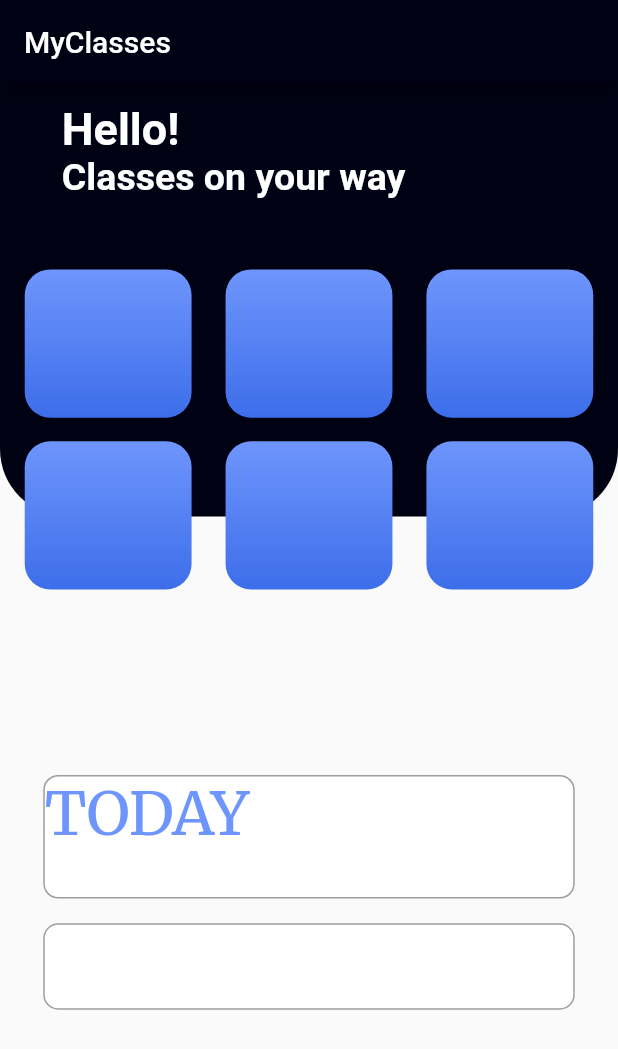
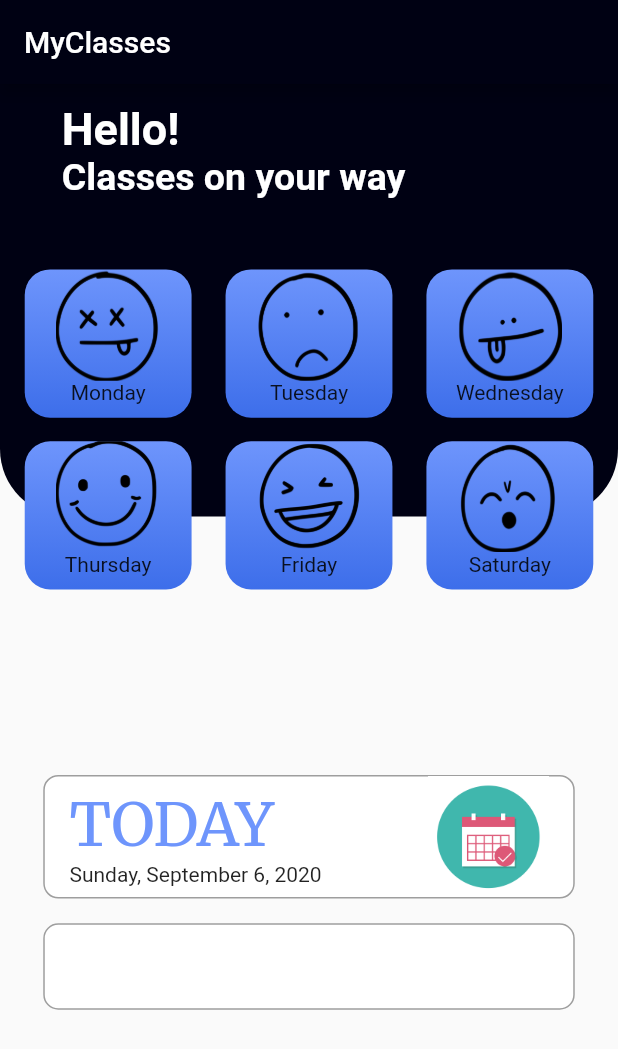
Before and after one commit to al-habibi-1107/routine_app-1, a Flutter app: the screen it shows after launch, on a phone screen of 412 x 824 dp. Shown: the top 1049 px of the screen. Run offline on Flutter 3.47's test engine with Material 2 defaults, Android fonts, the phone set to English and light mode, and no system bars; our stand-ins replace google_fonts; Roboto replaces fonts that are missing (Arvo, Gayathri).

Commit message:
Hompage Frontend - 3

```diff
--- a/lib/screens/homescreen.dart
+++ b/lib/screens/homescreen.dart
@@ -1,11 +1,14 @@
 import 'package:flutter/material.dart';
-
+import 'package:intl/intl.dart';
 import 'package:google_fonts/google_fonts.dart';
 
 import '../widgets/grid.dart';
 
 class HomeScreen extends StatelessWidget {
-  List<List<Object>> weekDays = [
+  final todayDate= DateFormat.yMMMMEEEEd().format(DateTime.now());
+
+
+  final List<List<Object>> weekDays = [
     ['Monday', Icon(Icons.tag_faces)],
     ['Tuesday', Icon(Icons.tag_faces)],
     ['Wednesday', Icon(Icons.tag_faces)],
@@ -20,7 +23,7 @@ class HomeScreen extends StatelessWidget {
     return Scaffold(
       appBar: AppBar(
         backgroundColor: Color.fromRGBO(0, 01, 19, 1),
-        title: Text('MyClasses'),
+        title: Text('MyClasses',textAlign: TextAlign.center,),
       ),
       body: Stack(
         children: [
@@ -99,6 +102,7 @@ class HomeScreen extends StatelessWidget {
                 height: device.height * 0.14,
               ),
               Container(
+                padding: EdgeInsets.symmetric(horizontal:device.width*0.04),
                 margin: EdgeInsets.symmetric(
                     horizontal: device.width * 0.07,
                     vertical: device.height * 0.01),
@@ -108,8 +112,11 @@ class HomeScreen extends StatelessWidget {
                     borderRadius: BorderRadius.all(Radius.circular(10)),
                     color: Colors.white),
                 child: Row(
+                  mainAxisAlignment: MainAxisAlignment.spaceBetween,
                   children: [
                     Column(
+                      crossAxisAlignment: CrossAxisAlignment.start,
+                      mainAxisAlignment: MainAxisAlignment.center,
                       children: [
                         Text(
                           'TODAY',
@@ -118,8 +125,10 @@ class HomeScreen extends StatelessWidget {
                             fontSize: 40
                           ),
                         ),
+                        Text(todayDate,style: GoogleFonts.arvo(),),
                       ],
-                    )
+                    ),
+                    Image.asset('assets/calender.png')
                   ],
                 ),
               ),
--- a/lib/widgets/grid.dart
+++ b/lib/widgets/grid.dart
@@ -1,15 +1,29 @@
 import 'package:flutter/material.dart';
-
+import 'package:google_fonts/google_fonts.dart';
 
 class WeekGrid extends StatelessWidget {
   final String day;
   final Icon icon;
 
-  WeekGrid(this.day,this.icon);
+  WeekGrid(this.day, this.icon);
   @override
   Widget build(BuildContext context) {
-    final device= MediaQuery.of(context).size;
+    final device = MediaQuery.of(context).size;
     return Container(
+      child: Column(
+        children: [
+          ClipRRect(
+            child: Image.asset(
+              'assets/$day.png',
+              fit: BoxFit.fill,
+              width: device.width*0.17,
+              height: device.height*0.09,
+
+            ),
+          ),
+          Text('$day',style: GoogleFonts.arvo(),)
+        ],
+      ),
       decoration: BoxDecoration(
           gradient: LinearGradient(
             colors: [
@@ -19,12 +33,9 @@ class WeekGrid extends StatelessWidget {
             begin: Alignment.topCenter,
             end: Alignment.bottomCenter,
           ),
-        borderRadius: BorderRadius.all(Radius.circular(17))
-      ),
-      height: device.height*0.12,
+          borderRadius: BorderRadius.all(Radius.circular(17))),
+      height: device.height * 0.12,
       width: device.width * 0.27,
-
     );
-
   }
 }
```
Also changed, not shown: pubspec.yaml (+9 -3 lines), assets/Friday.png (added), assets/Monday.png (added), assets/Saturday.png (added), assets/Thursday.png (added), assets/Tuesday.png (added), assets/Wednesday.png (added), assets/calender.png (added). Lines whose indentation alone changed are shown as unchanged.
